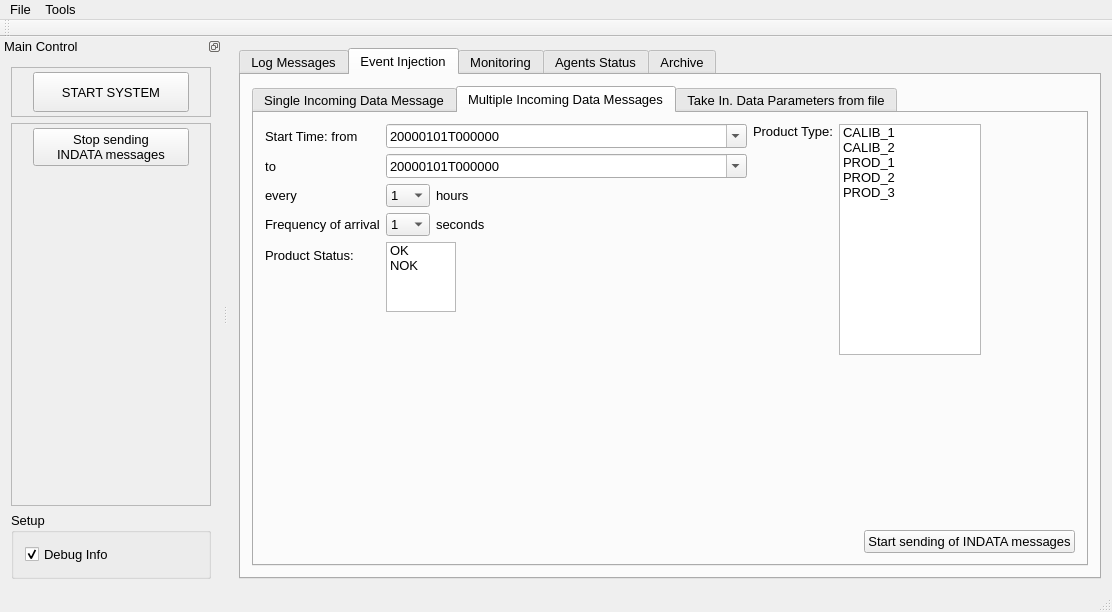
The window that qpfhmi/mainwindow.ui (aardalath/qpf) describes before a commit, drawn with Qt 5.
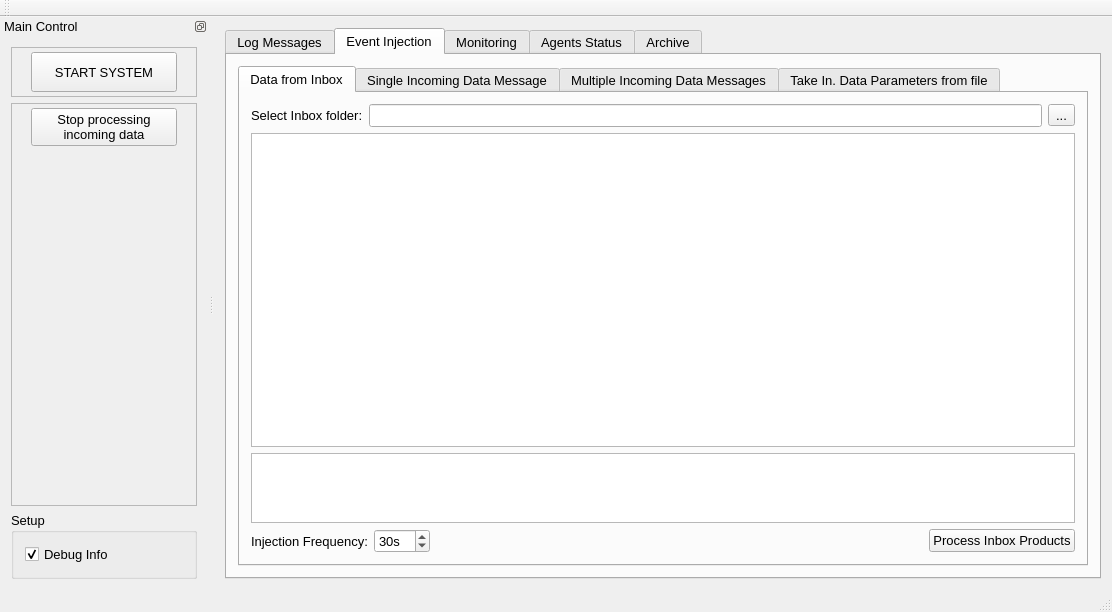
The same window after the commit. The open tabs and pages were chosen to show the change.

What changed in the file:
```diff
--- a/qpfhmi/mainwindow.ui
+++ b/qpfhmi/mainwindow.ui
@@ -59,8 +59,105 @@
            <number>-1</number>
           </property>
           <property name="currentIndex">
-           <number>1</number>
+           <number>0</number>
           </property>
+          <widget class="QWidget" name="tabpgInputsFromInbox">
+           <attribute name="title">
+            <string>Data from Inbox</string>
+           </attribute>
+           <layout class="QVBoxLayout" name="verticalLayout_16" stretch="1,10000,1,1,0">
+            <item>
+             <layout class="QHBoxLayout" name="horizontalLayout_16">
+              <item>
+               <widget class="QLabel" name="label_24">
+                <property name="text">
+                 <string>Select Inbox folder:</string>
+                </property>
+               </widget>
+              </item>
+              <item>
+               <widget class="QLineEdit" name="edInboxPath"/>
+              </item>
+              <item>
+               <widget class="QToolButton" name="btnSelectInboxPath">
+                <property name="text">
+                 <string>...</string>
+                </property>
+               </widget>
+              </item>
+             </layout>
+            </item>
+            <item>
+             <widget class="QPlainTextEdit" name="pltxtInboxProducts"/>
+            </item>
+            <item>
+             <widget class="QListView" name="listInboxProducts"/>
+            </item>
+            <item>
+             <spacer name="verticalSpacer_4">
+              <property name="orientation">
+               <enum>Qt::Vertical</enum>
+              </property>
+              <property name="sizeHint" stdset="0">
+               <size>
+                <width>20</width>
+                <height>173</height>
+               </size>
+              </property>
+             </spacer>
+            </item>
+            <item>
+             <layout class="QHBoxLayout" name="horizontalLayout_21">
+              <item>
+               <widget class="QLabel" name="label_3">
+                <property name="text">
+                 <string>Injection Frequency:</string>
+                </property>
+               </widget>
+              </item>
+              <item>
+               <widget class="QSpinBox" name="spbxInjFreq">
+                <property name="suffix">
+                 <string>s</string>
+                </property>
+                <property name="minimum">
+                 <number>5</number>
+                </property>
+                <property name="maximum">
+                 <number>300</number>
+                </property>
+                <property name="singleStep">
+                 <number>5</number>
+                </property>
+                <property name="value">
+                 <number>30</number>
+                </property>
+               </widget>
+              </item>
+              <item>
+               <spacer name="horizontalSpacer_17">
+                <property name="orientation">
+                 <enum>Qt::Horizontal</enum>
+                </property>
+                <property name="sizeHint" stdset="0">
+                 <size>
+                  <width>40</width>
+                  <height>20</height>
+                 </size>
+                </property>
+               </spacer>
+              </item>
+              <item>
+               <widget class="QPushButton" name="btnProcessInbox">
+                <property name="text">
+                 <string>Process Inbox Products</string>
+                </property>
+               </widget>
+              </item>
+             </layout>
+            </item>
+           </layout>
+          </widget>
           <widget class="QWidget" name="tabpgSingleInData">
            <attribute name="title">
             <string>Single Incoming Data Message</string>
@@ -854,23 +951,9 @@
      <x>0</x>
      <y>0</y>
      <width>1112</width>
-     <height>21</height>
+     <height>24</height>
     </rect>
    </property>
-   <widget class="QMenu" name="menuFile">
-    <property name="title">
-     <string>File</string>
-    </property>
-    <addaction name="actionQuit"/>
-   </widget>
-   <widget class="QMenu" name="menuTools">
-    <property name="title">
-     <string>Tools</string>
-    </property>
-    <addaction name="actionActivate_Debug_Info"/>
-   </widget>
-   <addaction name="menuFile"/>
-   <addaction name="menuTools"/>
   </widget>
   <widget class="QToolBar" name="mainToolBar">
    <attribute name="toolBarArea">
@@ -1002,8 +1085,8 @@
           <item>
            <widget class="QPushButton" name="btnStopMultInDataEvt">
             <property name="text">
-             <string>Stop sending
-INDATA messages</string>
+             <string>Stop processing
+incoming data</string>
             </property>
            </widget>
           </item>
```
Left out of the diff: 161 changed lines with no effect on the pictures.
